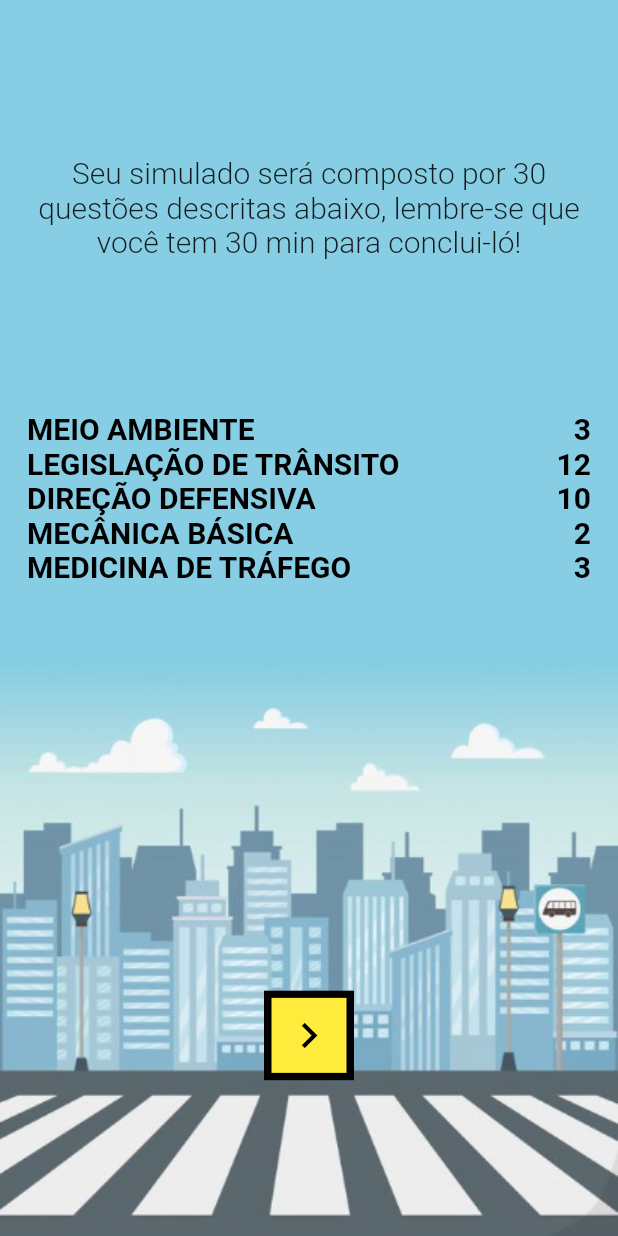
After one commit to KenadAraujo/SimulaMaisCNH, a Flutter app: the SimuladoHomeView screen opened by its route, on a phone screen of 412 x 824 dp. The commit adds this screen. Run offline on Flutter 3.47's test engine with Material 2 defaults, Android fonts, the phone set to English and light mode, and no system bars; our stand-ins replace sqflite; missing offline and left inert: dart:ffi; accounts and stored records are empty; network calls fail.

Commit message:
- Criação da Home do Simulado; - Travamento da rotação do aplicativo; - Retirada da etiqueta de 'debug'

```diff
--- a/lib/main.dart
+++ b/lib/main.dart
@@ -1,19 +1,35 @@
 import 'package:flutter/material.dart';
+import 'package:flutter/services.dart';
 import 'package:simulamaiscnh/dao/questao_dao.dart';
 import 'package:simulamaiscnh/views/categoria_view.dart';
 import 'package:simulamaiscnh/views/home_view.dart';
 import 'package:simulamaiscnh/views/questao_view.dart';
+import 'package:simulamaiscnh/views/simulado_home_view.dart';
 import 'package:simulamaiscnh/views/splash_view.dart';
 
 void main() {
-  runApp(MaterialApp(
+
+  runApp(MyApp());
+}
+
+class MyApp extends StatelessWidget {
+  @override
+  Widget build(BuildContext context) {
+    SystemChrome.setPreferredOrientations([
+      DeviceOrientation.portraitUp,
+      DeviceOrientation.portraitDown
+    ]);
+
+    return MaterialApp(
     title: "Simula mais CNH",
+    debugShowCheckedModeBanner: false,
     home: SplashView(),
     routes: {
       '/splash-view':(context) => SplashView(),
       '/home':(context) => HomeView(),
       '/categorias':(context) => CategoriaView(),
-      '/questao':(context) => QuestaoView()
-    })
-  );
+      '/questao':(context) => QuestaoView(),
+      '/simulado_home':(context) => SimuladoHomeView()
+    });
+  }
 }
--- /dev/null
+++ b/lib/views/components/lists/simulado_categorias_list.dart
@@ -0,0 +1,53 @@
+import 'dart:ffi';
+
+import 'package:flutter/cupertino.dart';
+import 'package:flutter/material.dart';
+
+class SimuladoCategoriasList extends StatefulWidget {
+
+  Map<String,dynamic> _simulado = Map();
+
+  SimuladoCategoriasList(Map<String,dynamic> simulado){
+    this._simulado = simulado;
+  }
+
+  @override
+  _SimuladoCategoriasListState createState() => _SimuladoCategoriasListState(_simulado);
+}
+
+class _SimuladoCategoriasListState extends State<SimuladoCategoriasList> {
+
+  Map<String,dynamic> _simulado = Map();
+
+  _SimuladoCategoriasListState(Map<String,dynamic> simulado){
+    this._simulado = simulado;
+  }
+
+  @override
+  Widget build(BuildContext context) {
+    return ListView.builder(
+      padding: const EdgeInsets.all(8),
+      itemCount: this._simulado.length,
+      itemBuilder: (BuildContext context, int index) {
+        String key = this._simulado.keys.elementAt(index);
+        return Row(
+          crossAxisAlignment: CrossAxisAlignment.start,
+          mainAxisAlignment: MainAxisAlignment.spaceBetween,
+          children: [
+            Text(
+              key.toUpperCase(),
+              style: TextStyle(
+                      color: Colors.black,
+                      fontWeight: FontWeight.bold,
+                      fontSize: 20.0
+                    )),
+            Text(this._simulado[key].toString(),
+                  style: TextStyle(
+                            color: Colors.black,
+                            fontWeight: FontWeight.bold,
+                            fontSize: 20.0
+                          ))
+        ],);
+      });
+  }
+}
--- a/lib/views/home_view.dart
+++ b/lib/views/home_view.dart
@@ -14,7 +14,7 @@ class _HomeViewState extends State<HomeView> {
     Navigator.pushNamed(context, '/categorias');
   }
   void irParaSimulados(){
-
+    Navigator.pushNamed(context, '/simulado_home');
   }
   void irParaProgressoDoUsuario(){
 
--- /dev/null
+++ b/lib/views/simulado_home_view.dart
@@ -0,0 +1,83 @@
+import 'package:flutter/material.dart';
+import 'package:simulamaiscnh/dao/questao_dao.dart';
+import 'package:simulamaiscnh/views/components/lists/simulado_categorias_list.dart';
+
+class SimuladoHomeView extends StatefulWidget {
+
+  @override
+  _SimuladoHomeViewState createState() => _SimuladoHomeViewState();
+}
+
+class _SimuladoHomeViewState extends State<SimuladoHomeView> {
+
+  Map<String,dynamic> _simulado = {
+    "Meio ambiente":3,
+    "Legislação de trânsito":12,
+    "Direção defensiva":10,
+    "Mecânica básica":2,
+    "Medicina de tráfego":3
+  };
+
+  @override
+  void initState() {
+    super.initState();
+  }
+
+  @override
+  Widget build(BuildContext context) {
+    var largura = MediaQuery.of(context).size.width*0.9;
+    return Scaffold(
+      body: Container(
+        padding: EdgeInsets.all(10),
+        decoration: BoxDecoration(
+          image: DecorationImage(
+            image: AssetImage("assets/imagens/background.png"),
+            fit: BoxFit.cover)
+        ),
+        child:
+          Column(
+            mainAxisAlignment: MainAxisAlignment.spaceEvenly,
+            children: <Widget>[
+              Row(
+                crossAxisAlignment: CrossAxisAlignment.center,
+                mainAxisAlignment: MainAxisAlignment.spaceEvenly,
+                children: <Widget>[
+                  Expanded(
+                    child:Text("Seu simulado será composto por 30 questões descritas abaixo, lembre-se que você tem 30 min para conclui-ló!",
+                      maxLines: 15,
+                      style: TextStyle(fontSize: 20,fontWeight: FontWeight.w300),
+                      overflow: TextOverflow.ellipsis,
+                      textAlign: TextAlign.center,),)
+                ]),
+                SizedBox(
+                  height: 300,
+                  child: SimuladoCategoriasList(_simulado),),
+                Material(
+                  color: Colors.transparent,
+                  child: Center(
+                    child: Ink(
+                        decoration: BoxDecoration(
+                          border: Border(
+                            right: BorderSide(color: Colors.black, width: 5),
+                            left: BorderSide(color: Colors.black, width: 5),
+                            top: BorderSide(color: Colors.black, width: 5),
+                            bottom: BorderSide(color: Colors.black, width: 5),),
+                          color: Colors.yellow
+                      ),
+                      child: IconButton(
+                        icon: Icon(Icons.navigate_next),
+                        iconSize: 34,
+                        color: Colors.black,
+                        onPressed: iniciar,
+                      ),
+                    ),
+                  ),
+                ),
+            ])
+      )
+    );
+  }
+  iniciar(){
+
+  }
+}
```
